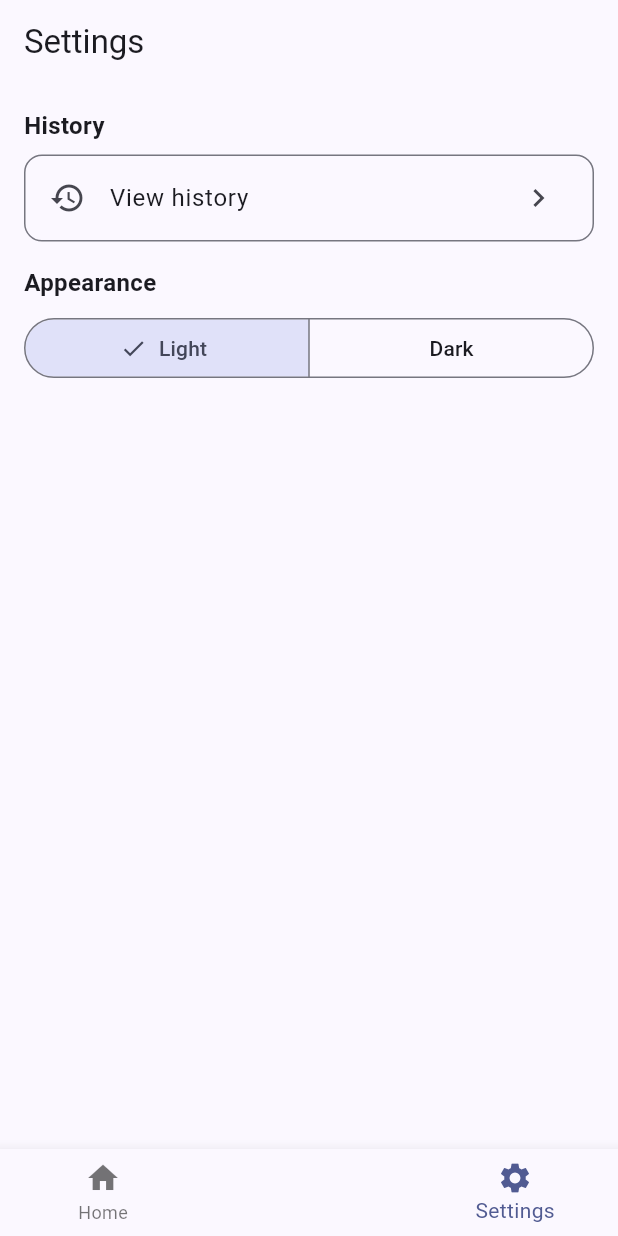
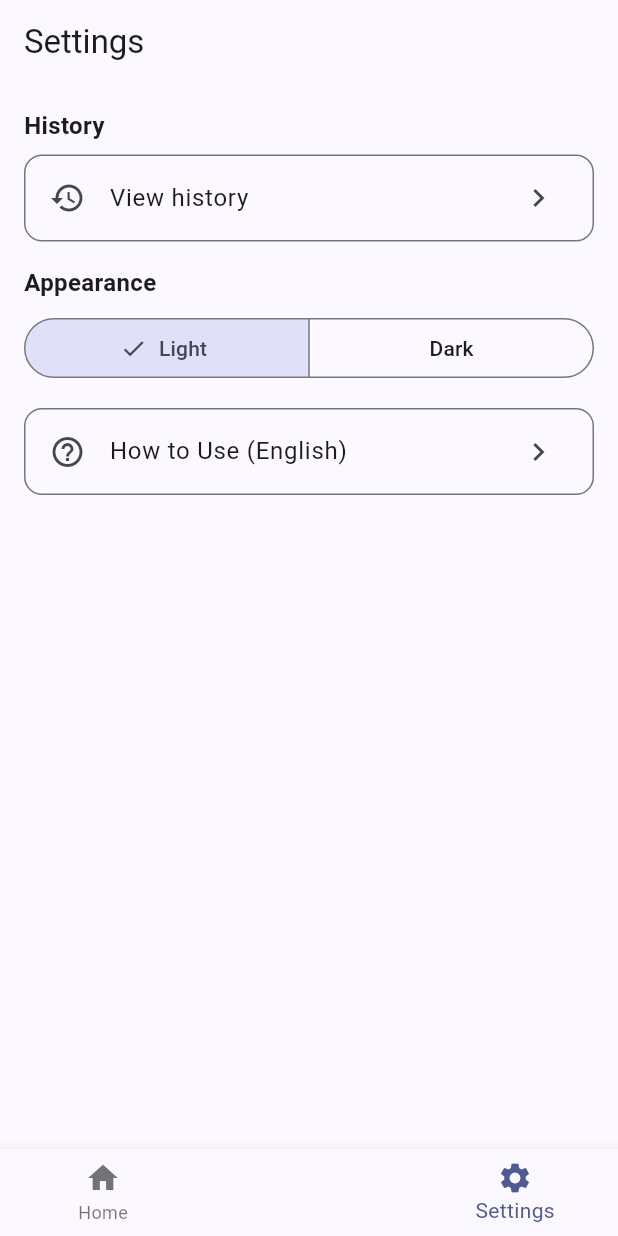
Before and after one commit to Gao-Ming-1/Pantheon-Learn, a Flutter app: the screen it shows after launch, item 3 of the bottom bar chosen, on a phone screen of 412 x 824 dp. Run offline on Flutter 3.47's test engine with Material 3 defaults, Android fonts, the phone set to English and light mode, and no system bars; our stand-ins replace audioplayers; missing offline and left inert: text_to_speech_platform_interface.

Commit message:
10.6 4:44

```diff
--- a/lib/screens/settings_page.dart
+++ b/lib/screens/settings_page.dart
@@ -72,6 +72,48 @@ class SettingsPage extends StatelessWidget {
                 );
               },
             ),
+            const SizedBox(height: 16),
+            // How to Use (English)
+            Material(
+              color: Theme.of(context).colorScheme.surface,
+              borderRadius: BorderRadius.circular(12),
+              child: InkWell(
+                borderRadius: BorderRadius.circular(12),
+                onTap: () {
+                  showDialog(
+                    context: context,
+                    builder: (ctx) => AlertDialog(
+                      title: const Text('How to Use (English)'),
+                      content: const Text(
+                        'Welcome to the English Practice App!\n\n'
+                        '1. Select a subject and start answering questions.\n'
+                        '2. If you keep answering correctly, your combo level increases and cool effects appear!\n'
+                        '3. If you stop or answer wrong, the combo slowly drops.\n'
+                        '4. You can also explore other subjects with AI-generated questions.\n\n'
+                        'Have fun improving your English!',
+                      ),
+                      actions: [
+                        TextButton(
+                          onPressed: () => Navigator.pop(ctx),
+                          child: const Text('OK'),
+                        )
+                      ],
+                    ),
+                  );
+                },
+                child: Container(
+                  decoration: BoxDecoration(
+                    border: Border.all(color: Theme.of(context).dividerColor),
+                    borderRadius: BorderRadius.circular(12),
+                  ),
+                  child: const ListTile(
+                    leading: Icon(Icons.help_outline),
+                    title: Text('How to Use (English)'),
+                    trailing: Icon(Icons.chevron_right),
+                  ),
+                ),
+              ),
+            ),
           ],
         ),
       ),
```
Also changed, not shown: lib/screens/quiz_page.dart (+19 -3 lines).
